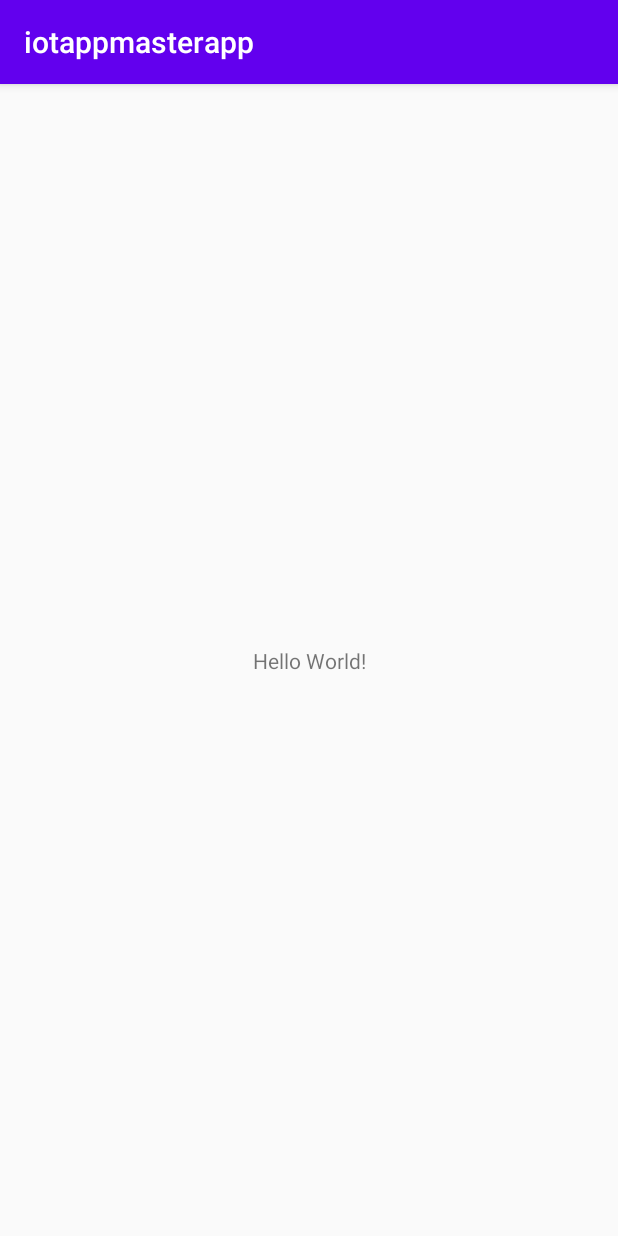
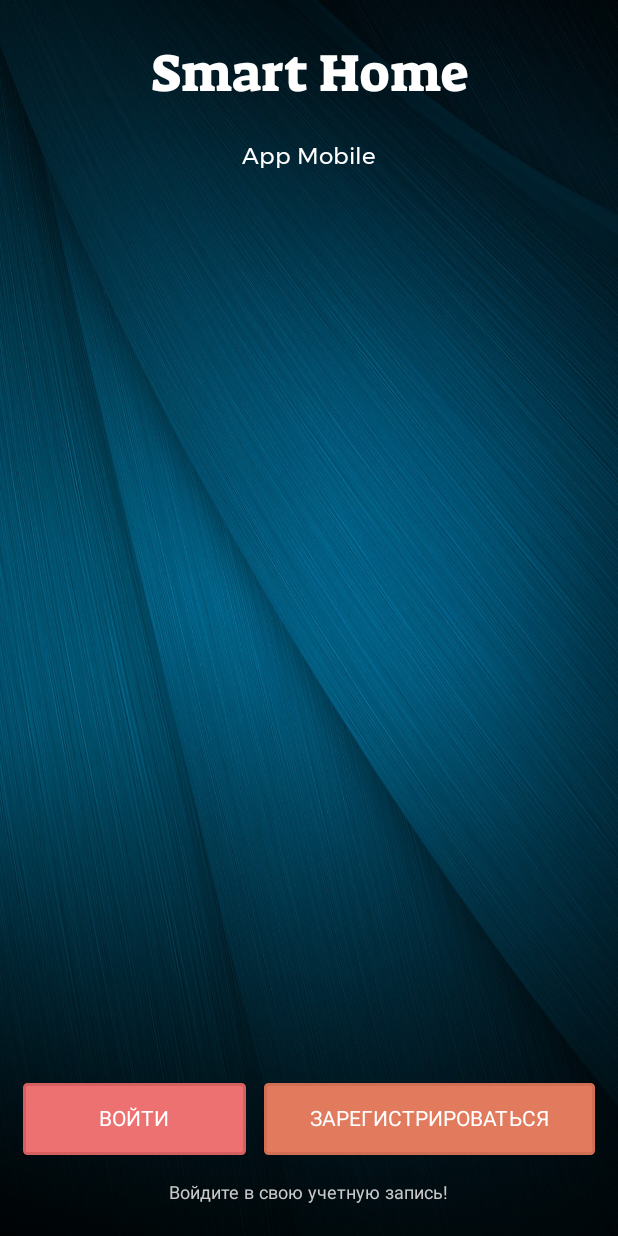
Before and after one commit to swatteam1/iotappmasterapp, an Android app: the screen it shows after launch (MainActivity), on a phone screen of 412 x 824 dp. Run offline under Robolectric (Android 15) with nearby library versions, the phone set to English and light mode, and no system bars; libraries missing offline, so code that uses them is left out: com.rengwuxian.materialedittext.

Commit message:
add auth activity

```diff
--- a/app/src/main/AndroidManifest.xml
+++ b/app/src/main/AndroidManifest.xml
@@ -1,6 +1,6 @@
 <?xml version="1.0" encoding="utf-8"?>
 <manifest xmlns:android="http://schemas.android.com/apk/res/android"
-    package="com.iotproject.iotappmasterapp">
+    package="com.example.appmobile">
 
     <application
         android:allowBackup="true"
--- a/app/src/main/java/com/iotproject/iotappmasterapp/MainActivity.java
+++ /dev/null
@@ -1,19 +0,0 @@
-package com.iotproject.iotappmasterapp;
-
-import androidx.appcompat.app.AppCompatActivity;
-
-import android.os.Bundle;
-
-import com.google.firebase.analytics.FirebaseAnalytics;
-
-public class MainActivity extends AppCompatActivity {
-    private FirebaseAnalytics mFirebaseAnalytics;
-
-    @Override
-    protected void onCreate(Bundle savedInstanceState) {
-        super.onCreate(savedInstanceState);
-        setContentView(R.layout.activity_main);
-        // Obtain the FirebaseAnalytics instance.
-        mFirebaseAnalytics = FirebaseAnalytics.getInstance(this);
-    }
-}
--- /dev/null
+++ b/app/src/main/res/drawable/btn_register.xml
@@ -0,0 +1,15 @@
+<?xml version="1.0" encoding="utf-8"?>
+<ripple xmlns:android="http://schemas.android.com/apk/res/android"
+    xmlns:tools="http://schemas.android.com/tools"
+    android:color="@color/ripple_effect"
+    tools:targetApi="lollipop">
+
+    <item>
+        <shape android:shape="rectangle">
+            <solid android:color="@color/btn_register"></solid>
+            <stroke android:color="@color/btn_register_stroke" android:width="2dp"></stroke>
+            <corners android:radius="2dp"></corners>
+        </shape>
+    </item>
+
+</ripple>
--- /dev/null
+++ b/app/src/main/res/drawable/btn_sign_in.xml
@@ -0,0 +1,15 @@
+<?xml version="1.0" encoding="utf-8"?>
+<ripple xmlns:android="http://schemas.android.com/apk/res/android"
+    xmlns:tools="http://schemas.android.com/tools"
+    android:color="@color/ripple_effect"
+    tools:targetApi="lollipop">
+
+    <item>
+        <shape android:shape="rectangle">
+            <solid android:color="@color/btn_sign_in"></solid>
+            <stroke android:color="@color/btn_sign_in_stroke" android:width="2dp"></stroke>
+            <corners android:radius="2dp"></corners>
+        </shape>
+    </item>
+
+</ripple>
--- a/app/src/main/res/layout/activity_main.xml
+++ b/app/src/main/res/layout/activity_main.xml
@@ -1,18 +1,87 @@
 <?xml version="1.0" encoding="utf-8"?>
-<androidx.constraintlayout.widget.ConstraintLayout xmlns:android="http://schemas.android.com/apk/res/android"
+<RelativeLayout xmlns:android="http://schemas.android.com/apk/res/android"
     xmlns:app="http://schemas.android.com/apk/res-auto"
     xmlns:tools="http://schemas.android.com/tools"
     android:layout_width="match_parent"
     android:layout_height="match_parent"
+    android:id="@+id/root_element"
+    android:background="@drawable/bg"
     tools:context=".MainActivity">
 
-    <TextView
+    <LinearLayout
         android:layout_width="wrap_content"
         android:layout_height="wrap_content"
-        android:text="Hello World!"
-        app:layout_constraintBottom_toBottomOf="parent"
-        app:layout_constraintLeft_toLeftOf="parent"
-        app:layout_constraintRight_toRightOf="parent"
-        app:layout_constraintTop_toTopOf="parent" />
+        android:layout_marginTop="25dp"
+        android:layout_centerHorizontal="true"
+        android:gravity="center"
+        android:orientation="vertical">
 
-</androidx.constraintlayout.widget.ConstraintLayout>
+        <TextView
+            android:layout_width="wrap_content"
+            android:layout_height="wrap_content"
+            android:fontFamily="@font/suez_one"
+            android:text="@string/app_in_name"
+            android:textAlignment="center"
+            android:textColor="@android:color/white"
+            android:textSize="35sp" />
+
+        <TextView
+            android:layout_width="wrap_content"
+            android:layout_height="wrap_content"
+            android:layout_marginTop="20dp"
+            android:fontFamily="@font/montserrat"
+            android:text="@string/app_name_after"
+            android:textAlignment="center"
+            android:textColor="@android:color/white"
+            android:textSize="15sp" />
+    </LinearLayout>
+
+    <TextView
+        android:id="@+id/text_bottom"
+        android:layout_width="wrap_content"
+        android:layout_height="wrap_content"
+        android:layout_alignParentBottom="true"
+        android:layout_centerHorizontal="true"
+        android:layout_marginStart="20dp"
+        android:layout_marginLeft="20dp"
+        android:layout_marginEnd="20dp"
+        android:layout_marginRight="20dp"
+        android:layout_marginBottom="20dp"
+        android:fontFamily="@font/montserrat"
+        android:text="@string/text_bottom"
+        android:textColor="@color/text_bottom"
+        android:textSize="12sp" />
+
+    <LinearLayout
+        android:layout_width="match_parent"
+        android:weightSum="2"
+        android:layout_above="@+id/text_bottom"
+        android:layout_margin="15dp"
+        android:layout_height="wrap_content"
+        android:layout_marginTop="25dp"
+        android:orientation="horizontal">
+
+        <Button
+            android:id="@+id/btnSignIn"
+            android:layout_width="wrap_content"
+            android:layout_height="wrap_content"
+            android:layout_marginRight="6dp"
+            android:layout_weight="1"
+            android:background="@drawable/btn_sign_in"
+            android:fontFamily="@font/montserrat"
+            android:text="@string/btnSignIn"
+            android:textColor="@android:color/white" />
+
+        <Button
+            android:id="@+id/btnRegister"
+            android:layout_width="wrap_content"
+            android:layout_height="wrap_content"
+            android:layout_marginLeft="6dp"
+            android:layout_weight="1"
+            android:background="@drawable/btn_register"
+            android:fontFamily="@font/montserrat"
+            android:text="@string/btnRegister"
+            android:textColor="@android:color/white" />
+    </LinearLayout>
+
+</RelativeLayout>
--- a/app/src/main/res/values/colors.xml
+++ b/app/src/main/res/values/colors.xml
@@ -3,4 +3,10 @@
     <color name="colorPrimary">#6200EE</color>
     <color name="colorPrimaryDark">#3700B3</color>
     <color name="colorAccent">#03DAC5</color>
+    <color name="text_bottom">#c9c9c9</color>
+    <color name="ripple_effect">#aa5353</color>
+    <color name="btn_sign_in">#ed7171</color>
+    <color name="btn_sign_in_stroke">#d66060</color>
+    <color name="btn_register">#e27a5d</color>
+    <color name="btn_register_stroke">#d16e53</color>
 </resources>
--- a/app/src/main/res/values/strings.xml
+++ b/app/src/main/res/values/strings.xml
@@ -1,3 +1,8 @@
 <resources>
-    <string name="app_name">iotappmasterapp</string>
+    <string name="app_name">AppMobile</string>
+    <string name="app_in_name">Smart Home</string>
+    <string name="app_name_after">App Mobile</string>
+    <string name="btnSignIn">Войти</string>
+    <string name="btnRegister">Зарегистрироваться</string>
+    <string name="text_bottom">Войдите в свою учетную запись!</string>
 </resources>
--- a/app/src/main/res/values/styles.xml
+++ b/app/src/main/res/values/styles.xml
@@ -1,11 +1,12 @@
 <resources>
 
     <!-- Base application theme. -->
-    <style name="AppTheme" parent="Theme.AppCompat.Light.DarkActionBar">
+    <style name="AppTheme" parent="Theme.AppCompat.Light.NoActionBar">
         <!-- Customize your theme here. -->
         <item name="colorPrimary">@color/colorPrimary</item>
         <item name="colorPrimaryDark">@color/colorPrimaryDark</item>
         <item name="colorAccent">@color/colorAccent</item>
+        <item name="android:windowFullscreen">true</item>
     </style>
 
 </resources>
--- a/settings.gradle
+++ b/settings.gradle
@@ -1,2 +1,2 @@
-rootProject.name='iotappmasterapp'
+rootProject.name='AppMobile'
 include ':app'
```
Also changed, not shown: app/build.gradle (+6 -3 lines), app/src/main/java/com/example/appmobile/MainActivity.java (added, +155 -0 lines), app/src/main/res/layout/register_window.xml (added, +82 -0 lines), app/src/main/res/layout/sign_in_window.xml (added, +50 -0 lines), build.gradle (+4 -3 lines), app/src/main/res/drawable/bg.jpg (added), app/src/main/res/font/montserrat.ttf (added), app/src/main/res/font/suez_one.ttf (added), gradle/wrapper/gradle-wrapper.properties, 5 other files.
